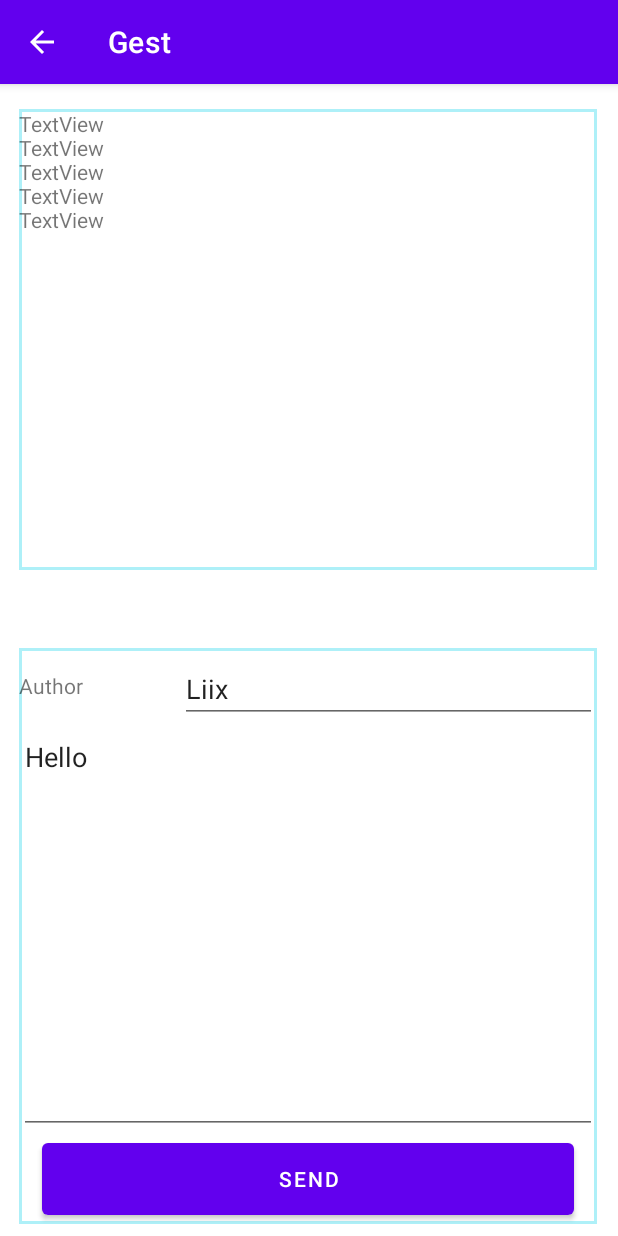
After one commit to Liix46/Gest, an Android app: the ChatActivity screen opened directly, with no data from a screen before it, on a phone screen of 412 x 824 dp. The commit adds this screen. Run offline under Robolectric (Android 15) with nearby library versions, the phone set to English and light mode, and no system bars.

Commit message:
@Liix46 By clicking on the Submit button, generate a request (string). Display line in tvChat on a new line every time the button is clicked

```diff
--- a/app/src/main/AndroidManifest.xml
+++ b/app/src/main/AndroidManifest.xml
@@ -2,10 +2,9 @@
 <manifest xmlns:android="http://schemas.android.com/apk/res/android"
     package="step.android.gest">
 
-    <uses-permission android:name="android.permission.INTERNET"/>
+    <uses-permission android:name="android.permission.INTERNET" />
 
     <application
-
         android:allowBackup="true"
         android:icon="@mipmap/ic_launcher"
         android:label="@string/app_name"
@@ -13,9 +12,14 @@
         android:supportsRtl="true"
         android:theme="@style/Theme.Gest">
         <activity
+            android:name=".ChatActivity"
+            android:exported="false"
+            android:parentActivityName=".PortalActivity"
+            android:windowSoftInputMode="adjustResize"/>
+        <activity
             android:name=".CurrencyActivity"
-            android:parentActivityName=".PortalActivity"
-            android:exported="false" />
+            android:exported="false"
+            android:parentActivityName=".PortalActivity" />
         <activity
             android:name=".PortalActivity"
             android:exported="true">
@@ -28,9 +32,7 @@
         <activity
             android:name=".MainActivity"
             android:exported="true"
-            android:parentActivityName=".PortalActivity"
-            />
-
+            android:parentActivityName=".PortalActivity" />
     </application>
 
 </manifest>
--- /dev/null
+++ b/app/src/main/java/step/android/gest/ChatActivity.java
@@ -0,0 +1,57 @@
+package step.android.gest;
+
+import androidx.appcompat.app.AppCompatActivity;
+
+import android.annotation.SuppressLint;
+import android.os.Bundle;
+import android.view.inputmethod.InputMethodManager;
+import android.widget.EditText;
+import android.widget.TextView;
+import android.widget.Toast;
+
+public class ChatActivity extends AppCompatActivity {
+
+    private TextView tvChat ;
+    private EditText etAuthor ;
+    private EditText etMessage ;
+
+    @SuppressLint("ClickableViewAccessibility")
+    @Override
+    protected void onCreate(Bundle savedInstanceState) {
+        super.onCreate(savedInstanceState) ;
+        setContentView(R.layout.activity_chat) ;
+
+        tvChat = findViewById(R.id.tvChat) ;
+        etAuthor = findViewById(R.id.etAuthor) ;
+        etMessage = findViewById(R.id.etMessage) ;
+
+        findViewById(R.id.chatLayout).setOnTouchListener((v,event) -> {
+            hideSoftKeyboard() ;
+            return true ;
+        } ) ;
+
+        findViewById(R.id.buttonSend).setOnClickListener(v -> {
+
+            String author = String.valueOf(etAuthor.getText());
+            String msg = String.valueOf(etMessage.getText());
+            String request = String.format("http://chat.momentfor.fun/?author=%s&msg=%s",author, msg);
+
+            Toast.makeText(this, request, Toast.LENGTH_SHORT).show();
+
+            StringBuilder sb = new StringBuilder();
+            sb.append(tvChat.getText());
+            sb.append('\n');
+            sb.append(etMessage.getText());
+            tvChat.setText(sb);
+            return;
+        } );
+
+    }
+
+    private void hideSoftKeyboard(){
+        ( (InputMethodManager) getSystemService(INPUT_METHOD_SERVICE) )
+                .hideSoftInputFromWindow(
+                        getCurrentFocus()
+                                .getWindowToken(),0) ;
+    }
+}
--- a/app/src/main/java/step/android/gest/PortalActivity.java
+++ b/app/src/main/java/step/android/gest/PortalActivity.java
@@ -32,6 +32,13 @@ public class PortalActivity extends AppCompatActivity {
                             CurrencyActivity.class
             ));
         });
+        findViewById(R.id.chat_button).setOnClickListener(v -> {
+            startActivity(
+                    new Intent(
+                            PortalActivity.this,
+                            ChatActivity.class
+                    ));
+        });
     }
 
     @Override
--- /dev/null
+++ b/app/src/main/res/drawable/border.xml
@@ -0,0 +1,8 @@
+<?xml version="1.0" encoding="utf-8"?>
+<shape xmlns:android="http://schemas.android.com/apk/res/android"
+    android:shape="rectangle">
+
+    <stroke
+        android:width="2dp"
+        android:color="@color/chat_border"/>
+</shape>
--- /dev/null
+++ b/app/src/main/res/layout/activity_chat.xml
@@ -0,0 +1,83 @@
+<?xml version="1.0" encoding="utf-8"?>
+<androidx.constraintlayout.widget.ConstraintLayout xmlns:android="http://schemas.android.com/apk/res/android"
+    xmlns:app="http://schemas.android.com/apk/res-auto"
+    xmlns:tools="http://schemas.android.com/tools"
+    android:layout_width="match_parent"
+    android:layout_height="match_parent"
+    tools:context=".ChatActivity"
+    android:id="@+id/chatLayout"
+    android:focusable="true"
+    android:focusableInTouchMode="true">
+
+    <TextView
+        android:id="@+id/tvChat"
+        android:layout_width="385dp"
+        android:layout_height="0dp"
+        android:background="@drawable/border"
+        android:text="TextView\nTextView\nTextView\nTextView\nTextView\n"
+        app:layout_constraintBottom_toBottomOf="parent"
+        app:layout_constraintEnd_toEndOf="parent"
+        app:layout_constraintHeight_percent=".4"
+        app:layout_constraintHorizontal_bias="0.476"
+        app:layout_constraintStart_toStartOf="parent"
+        app:layout_constraintTop_toTopOf="parent"
+        app:layout_constraintVertical_bias="0.036" />
+
+    <LinearLayout
+        android:layout_width="385dp"
+        android:layout_height="0dp"
+        android:background="@drawable/border"
+        android:orientation="vertical"
+        app:layout_constraintBottom_toBottomOf="parent"
+        app:layout_constraintEnd_toEndOf="parent"
+        app:layout_constraintHeight_percent="0.5"
+        app:layout_constraintHorizontal_bias="0.476"
+        app:layout_constraintStart_toStartOf="parent"
+        app:layout_constraintTop_toBottomOf="@+id/tvChat"
+        app:layout_constraintVertical_bias="0.865">
+
+        <LinearLayout
+            android:layout_width="match_parent"
+            android:layout_height="50dp"
+            android:orientation="horizontal">
+
+            <TextView
+                android:id="@+id/textView4"
+                android:layout_width="wrap_content"
+                android:layout_height="match_parent"
+                android:layout_weight="1"
+                android:gravity="bottom"
+                android:paddingBottom="15dp"
+                android:text="Author" />
+
+            <EditText
+                android:id="@+id/etAuthor"
+                android:layout_width="wrap_content"
+                android:layout_height="match_parent"
+                android:layout_weight="1"
+                android:ems="10"
+                android:gravity="bottom"
+                android:inputType="textPersonName"
+                android:text="Liix" />
+        </LinearLayout>
+
+        <EditText
+            android:id="@+id/etMessage"
+            android:layout_width="match_parent"
+            android:layout_height="0dp"
+            android:layout_weight="2"
+            android:ems="10"
+            android:gravity="start|top"
+            android:inputType="textMultiLine"
+            android:text="Hello" />
+        <Button
+            android:id="@+id/buttonSend"
+            android:layout_height="60dp"
+            android:layout_width="match_parent"
+            android:layout_marginLeft="15dp"
+            android:layout_marginRight="15dp"
+            android:text="Send"  />
+    </LinearLayout>
+
+
+</androidx.constraintlayout.widget.ConstraintLayout>
--- a/app/src/main/res/layout/activity_portal.xml
+++ b/app/src/main/res/layout/activity_portal.xml
@@ -31,4 +31,13 @@
         android:layout_marginHorizontal="20dp"
         android:layout_marginVertical="10dp"
         android:textSize="20sp"/>
+
+    <Button
+        android:id="@+id/chat_button"
+        android:layout_width="match_parent"
+        android:layout_height="wrap_content"
+        android:text="@string/portal_chat"
+        android:layout_marginHorizontal="20dp"
+        android:layout_marginVertical="10dp"
+        android:textSize="20sp"/>
 </LinearLayout>
--- a/app/src/main/res/values/colors.xml
+++ b/app/src/main/res/values/colors.xml
@@ -11,4 +11,6 @@
     <color name="cell_background">#B86F04</color>
     <color name="cell_frame">#E8A035</color>
     <color name="cell_text">#AEF0F8</color>
+
+    <color name="chat_border">#AEF0F8</color>
 </resources>
--- a/app/src/main/res/values/strings.xml
+++ b/app/src/main/res/values/strings.xml
@@ -9,6 +9,7 @@
     <string name="portal_title">Android portal</string>
     <string name="portal_game15">Game 15 (Swipes)</string>
     <string name="portal_inet">Internet</string>
+    <string name="portal_chat">Chat</string>
 
     <string name="count_message">Loaded courses: %d</string>
     <string name="btn_date">Load course</string>
```
